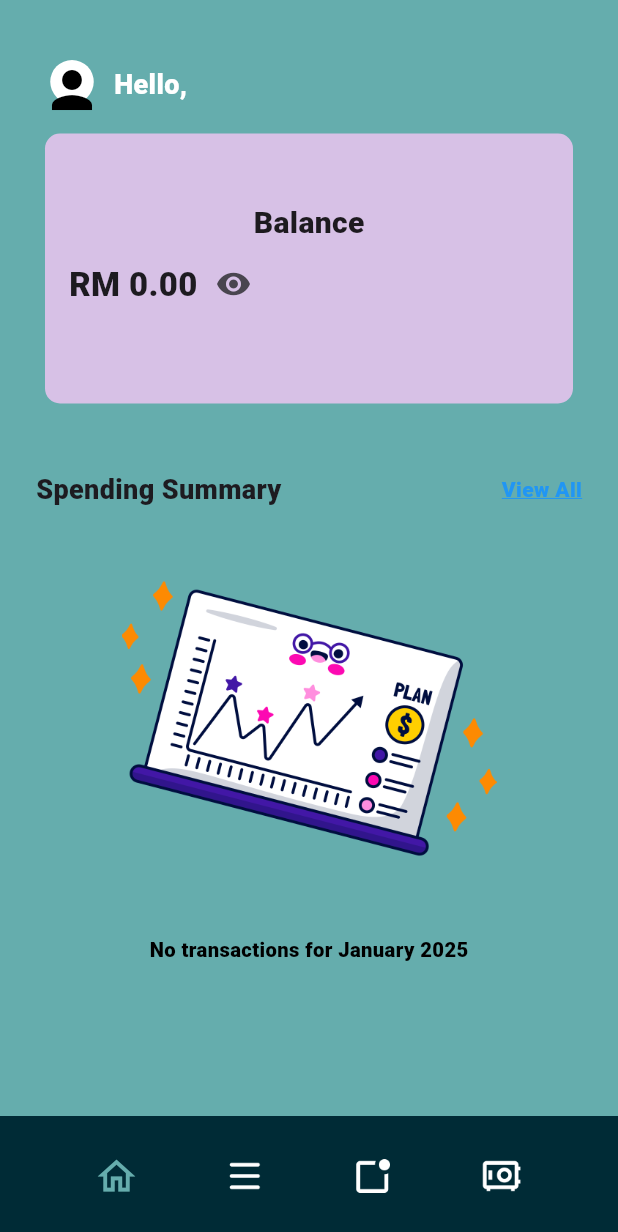
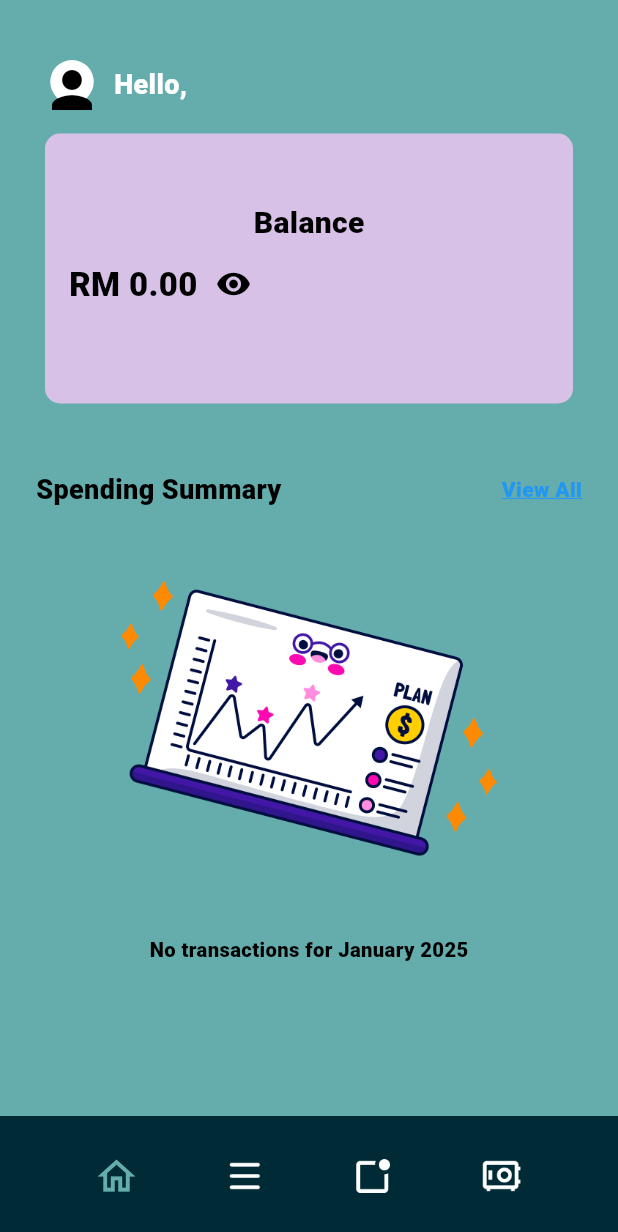
Before and after one commit to daniaalhakim14/workshop2, a Flutter app: the HomePage screen opened directly with empty values, on a phone screen of 412 x 824 dp. Shown: the top 1232 px of the screen. Run offline on Flutter 3.47's test engine with Material 3 defaults, Android fonts, the phone set to English and light mode, and no system bars; our stand-ins replace carousel_slider, dio, dotted_border, fl_chart, flutter_local_notifications, get and 7 more; missing offline and left inert: dart:html, month_year_picker, pusher_client; accounts and stored records are empty; network calls fail.

```diff
--- a/lib/View/Main_pages/homepage.dart
+++ b/lib/View/Main_pages/homepage.dart
@@ -48,6 +48,11 @@ class _HomePageState extends State<HomePage> {
       viewModel.fetchTransactionsExpense(widget.userInfo.id);
       final incomeViewModel = Provider.of<IncomeViewModel>(context, listen: false);
       incomeViewModel.fetchIncomeAmount(widget.userInfo.id); // Pass the user ID
+      final accountViewModel = Provider.of<AccountViewModel>(context, listen: false);
+
+      accountViewModel.loadAvatar(widget.userInfo.id.toString());
+
+
     });
 
   }
@@ -84,8 +89,7 @@ class _HomePageState extends State<HomePage> {
                           ? DateTime.now().millisecondsSinceEpoch
                           : 'default_avatar'),
                       radius: 20,
-                            backgroundColor:
-                            isDarkMode ? Colors.grey[800] : Colors.white,
+                      backgroundColor: isDarkMode ? Colors.grey[800] : Colors.white,
                       backgroundImage: avatarBytes != null
                       ? MemoryImage(avatarBytes)
                           : null,
@@ -98,11 +102,14 @@ class _HomePageState extends State<HomePage> {
                           : null,
                       ),
                       if (isLoading)
-                            CircularProgressIndicator(
+                      Positioned(
+                      bottom: 0,
+                      child: CircularProgressIndicator(
                       valueColor: AlwaysStoppedAnimation<Color>(
                       isDarkMode ? Colors.white : Colors.black,
                       ),
                       strokeWidth: 2,
+                      ),
                       ),
                           ],
                       );
@@ -128,14 +135,17 @@ class _HomePageState extends State<HomePage> {
                   ),
                 ],
               ),
+
             ),
+            backgroundColor: isDarkMode ? Colors.black : const Color(0xFF65ADAD), // <-- This controls the teal background
+
           ),
           body: SingleChildScrollView(
             child: Column(
               children: [
                 Container(
-                  decoration: const BoxDecoration(
-                      color: Color(0xFF65ADAD)
+                  decoration: BoxDecoration(
+                    color: isDarkMode ? Colors.black : const Color(0xFF65ADAD), // Change color based on dark mode
                   ),
                   child: Column(
                     crossAxisAlignment: CrossAxisAlignment.center,
@@ -146,20 +156,21 @@ class _HomePageState extends State<HomePage> {
                         child: Container(
                           height: 180,
                           decoration: BoxDecoration(
-                            color: const Color(0xFFD7C1E6),
+                            color: isDarkMode ? Colors.grey[800] : const Color(0xFFD7C1E6),
                             borderRadius: BorderRadius.circular(10),
                           ),
                           padding: const EdgeInsets.symmetric(horizontal: 16),
                           child: Column(
                             mainAxisAlignment: MainAxisAlignment.center,
                             children: [
-                              const Text(
+                              Text(
                                 'Balance',
                                 style: TextStyle(
-                                  color: Colors.black87,
+                                  color: isDarkMode ? Colors.white : Colors.black,
                                   fontSize: 20,
                                 ),
                               ),
+
                               const SizedBox(height: 2),
                               Row(
                                 children: [
@@ -192,16 +203,18 @@ class _HomePageState extends State<HomePage> {
                                               isVisible
                                                   ? Text(
                                                 'RM ${balance.toStringAsFixed(2)}',
-                                                style: const TextStyle(
+                                                style: TextStyle(
                                                   fontSize: 22,
                                                   fontWeight: FontWeight.bold,
+                                                  color: isDarkMode ? Colors.white : Colors.black,
                                                 ),
                                               )
-                                                  : const Text(
+                                                  : Text(
                                                 'RM ****', // Placeholder when hidden
                                                 style: TextStyle(
                                                   fontSize: 22,
                                                   fontWeight: FontWeight.bold,
+                                                  color: isDarkMode ? Colors.white : Colors.black,
                                                 ),
                                               ),
 
@@ -209,11 +222,14 @@ class _HomePageState extends State<HomePage> {
                                                 onPressed: () {
                                                   setState(() {
                                                     isVisible = !isVisible; // Toggle visibility
-                                                  });},
+                                                  });
+                                                },
                                                 icon: Icon(
                                                   isVisible ? Icons.visibility : Icons.visibility_off,
+                                                  color: isDarkMode ? Colors.white : Colors.black, // Define the color here
                                                 ),
                                               ),
+
                                             ],
                                           );
                                         },
@@ -242,13 +258,15 @@ class _HomePageState extends State<HomePage> {
                       child: Row(
                         mainAxisAlignment: MainAxisAlignment.spaceBetween,
                         children: [
-                          const Text(
+                          Text(
                             'Spending Summary',
                             style: TextStyle(
                               fontSize: 18,
                               fontWeight: FontWeight.bold,
+                              color: isDarkMode ? Colors.white : Colors.black,
                             ),
                           ),
+
                           GestureDetector(
                             onTap: ()
                             {
@@ -321,7 +339,7 @@ class _HomePageState extends State<HomePage> {
                       child: Container(
                         height: 384, // Adjust the height as needed
                         decoration: BoxDecoration(
-                          color: Colors.white,
+                          color: isDarkMode ? Colors.black : Colors.white,
                           borderRadius: BorderRadius.circular(16.0),
                         ),
                         child: Column(
@@ -333,12 +351,12 @@ class _HomePageState extends State<HomePage> {
                               child: Column(
                                 crossAxisAlignment: CrossAxisAlignment.start,
                                 children: [
-                                  const Text(
+                                  Text(
                                     "Latest Transaction: ",
                                     style: TextStyle(
                                       fontSize: 16,
                                       fontWeight: FontWeight.bold,
-                                      color: Colors.black,
+                                      color: isDarkMode ? Colors.white : Colors.black,
                                     ),
                                   ),
                                   const SizedBox(height: 4),
@@ -356,7 +374,7 @@ class _HomePageState extends State<HomePage> {
                                   padding: const EdgeInsets.symmetric(horizontal: 16.0, vertical: 7.0),
                                   child: Container(
                                     decoration: BoxDecoration(
-                                      color: Colors.grey[200],
+                                      color: isDarkMode ? Colors.grey[800] : Colors.grey[200],
                                       borderRadius: BorderRadius.circular(16.0),
                                     ),
                                     child: Padding(
@@ -383,29 +401,30 @@ class _HomePageState extends State<HomePage> {
                                                 children: [
                                                   Text(
                                                     transaction.name.toString(),
-                                                    style: const TextStyle(
+                                                    style: TextStyle(
                                                       fontWeight: FontWeight.bold,
                                                       fontSize: 16,
-                                                      color: Colors.black,
+                                                      color: isDarkMode ? Colors.white : Colors.black,
                                                     ),
                                                   ),
                                                   const SizedBox(height: 4),
                                                   Text(
                                                     transaction.description.toString(),
-                                                    style: const TextStyle(
-                                                      color: Colors.black,
+                                                    style: TextStyle(
+                                                      color: isDarkMode ? Colors.white : Colors.black,
                                                       fontSize: 12,
                                                     ),
                                                   ),
                                                   const SizedBox(height: 4),
                                                   Text(
                                                     formattedDate,
-                                                    style: const TextStyle(
-                                                      color: Colors.grey,
+                                                    style: TextStyle(
+                                                      color: isDarkMode ? Colors.grey[400] : Colors.grey,
                                                       fontSize: 12,
                                                       fontWeight: FontWeight.normal,
                                                     ),
                                                   ),
+
                                                 ],
                                               ),
                                             ],
--- a/lib/ViewModel/SignupLoginPage_ViewModel/SignupLoginPage_View_Model.dart
+++ b/lib/ViewModel/SignupLoginPage_ViewModel/SignupLoginPage_View_Model.dart
@@ -67,6 +67,7 @@ class SignupLoginPage_ViewModule extends ChangeNotifier{
       return false;
     }
   }
+
 
 
 
--- a/lib/ViewModel/change_email_viewmodel.dart
+++ b/lib/ViewModel/change_email_viewmodel.dart
@@ -24,7 +24,7 @@ class ChangeEmailViewModel extends ChangeNotifier {
 
     try {
       final response = await http.post(
-        Uri.parse('http://192.168.0.18:3000/changeEmail/change-email'),
+        Uri.parse('http://10.131.79.104:3000/changeEmail/change-email'),
         headers: {'Content-Type': 'application/json'},
         body: jsonEncode({
           'userId': userId,
--- a/lib/ViewModel/change_password_viewmodel.dart
+++ b/lib/ViewModel/change_password_viewmodel.dart
@@ -11,7 +11,7 @@ class ChangePasswordViewModel extends ChangeNotifier {
       String currentPassword,
       String newPassword,
       ) async {
-    final url = Uri.parse('http://192.168.0.18:3000/auth/change-password');
+    final url = Uri.parse('http://10.131.79.104:3000/auth/change-password');
     isLoading = true;
     notifyListeners();
 
--- a/lib/ViewModel/edit_profile_viewmodel.dart
+++ b/lib/ViewModel/edit_profile_viewmodel.dart
@@ -23,7 +23,7 @@ class EditProfileViewModel extends ChangeNotifier {
     _setLoading(true);
 
     try {
-      final uri = Uri.parse('http://192.168.0.18:3000/user/user/$userId');
+      final uri = Uri.parse('http://10.131.79.104:3000/user/user/$userId');
       final response = await http.get(uri, headers: _headers);
 
       if (response.statusCode == 200) {
@@ -60,7 +60,7 @@ class EditProfileViewModel extends ChangeNotifier {
     _setLoading(true);
 
     try {
-      final uri = Uri.parse('http://192.168.0.18:3000/profile/update-profile/$userId');
+      final uri = Uri.parse('http://10.131.79.104:3000/profile/update-profile/$userId');
       final response = await http.put(
         uri,
         headers: _headers,
--- a/lib/configure_API.dart
+++ b/lib/configure_API.dart
@@ -1,6 +1,6 @@
 class AppConfig {
   // Base URL for API
-  static String baseUrl = 'http://192.168.0.18:3000';
+  static String baseUrl = 'http://10.131.79.104:3000';
 
   // Function to update the base URL dynamically
   static void updateBaseUrl(String newBaseUrl) {
```
Also changed, not shown: lib/View/Main_pages/account_page.dart (+16 -6 lines), lib/ViewModel/account_viewmodel.dart (+5 -5 lines), lib/ViewModel/app_appearance_viewmodel.dart (+43 -37 lines), pubspec.lock, 3 other files. Lines whose indentation alone changed are shown as unchanged.
